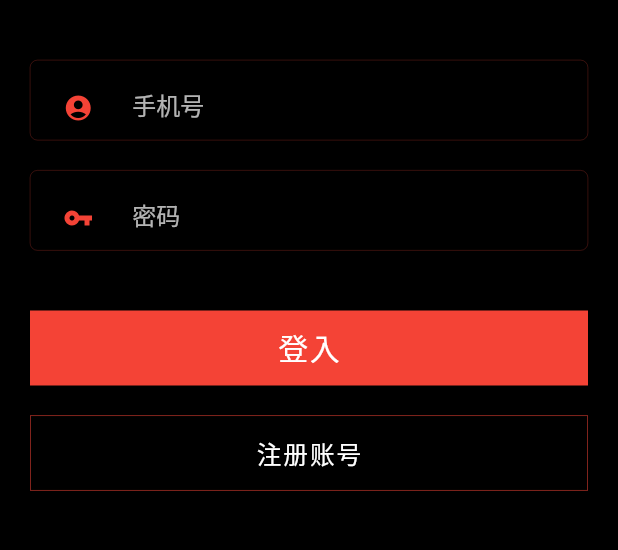
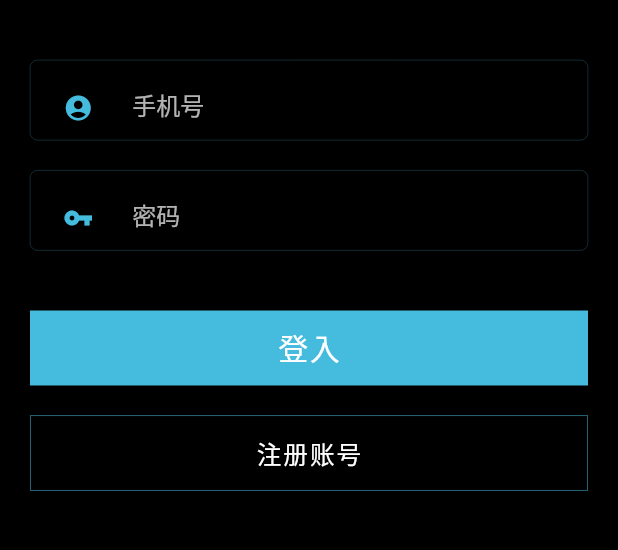
Before and after one commit to CirkoLab/xdaytrade-app, a Flutter app: the screen it shows after launch, on a phone screen of 412 x 824 dp, the part 396-946 px from its top. Run offline on Flutter 3.47's test engine with Material 2 defaults, Android fonts, the phone set to English and light mode, and no system bars; our stand-ins replace carousel_pro, carousel_slider, dio, font_awesome_flutter, package_info, percent_indicator and 3 more; missing offline and left inert: bmnav, flutter_sparkline; generated files the repository leaves out were written again.

Commit message:
feat: theme

```diff
--- a/lib/component/style.dart
+++ b/lib/component/style.dart
@@ -1,8 +1,7 @@
 import 'package:flutter/material.dart';
 
-class colorStyle{
-
-  static final primaryColor = Colors.red;
+class colorStyle {
+  static final primaryColor = Color(0xFF45BBDE);
   // static final background = Color(0xFF191B2A);
   static final background = Colors.black;
   static final cardColorLight = Colors.white;
@@ -21,20 +20,17 @@ class colorStyle{
   static final bottomBarDark = Color(0xFF202833);
 }
 
-class txtStyle{
-
+class txtStyle {
   static final headerStyle = TextStyle(
       fontFamily: "Popins",
       fontSize: 21.0,
       fontWeight: FontWeight.w800,
       color: Colors.red,
-  letterSpacing: 1.5
-  );
+      letterSpacing: 1.5);
 
   static final descriptionStyle = TextStyle(
       fontFamily: "Sans",
       fontSize: 15.0,
       color: Colors.white70,
-  fontWeight: FontWeight.w400
-  );
+      fontWeight: FontWeight.w400);
 }
--- a/lib/screen/setting/themes.dart
+++ b/lib/screen/setting/themes.dart
@@ -26,17 +26,16 @@ class ThemeBloc {
     return DemoTheme(
         'initial',
         ThemeData(
-            brightness: Brightness.dark,
-            scaffoldBackgroundColor: colorStyle.background,
-            backgroundColor: colorStyle.blackBackground,
-            dividerColor: colorStyle.iconColorDark,
-            accentColor: colorStyle.primaryColor,
-            primaryColor: colorStyle.primaryColor,
-            hintColor: colorStyle.fontSecondaryColorDark,
-            buttonColor: colorStyle.primaryColor,
-            canvasColor: colorStyle.grayBackground,
-            cardColor: colorStyle.grayBackground,
-            textSelectionColor: colorStyle.fontColorDark,
-            textSelectionHandleColor: colorStyle.fontColorDarkTitle));
+          brightness: Brightness.light,
+          accentColor: colorStyle.primaryColor,
+          primaryColor: colorStyle.primaryColor,
+          buttonColor: colorStyle.primaryColor,
+          cardColor: colorStyle.cardColorLight,
+          textSelectionColor: colorStyle.fontColorLight,
+          scaffoldBackgroundColor: Color(0xFFFDFDFD),
+          canvasColor: colorStyle.whiteBacground,
+          dividerColor: colorStyle.iconColorLight,
+          hintColor: colorStyle.fontSecondaryColorLight,
+        ));
   }
 }
```
Lines whose indentation alone changed are shown as unchanged.
